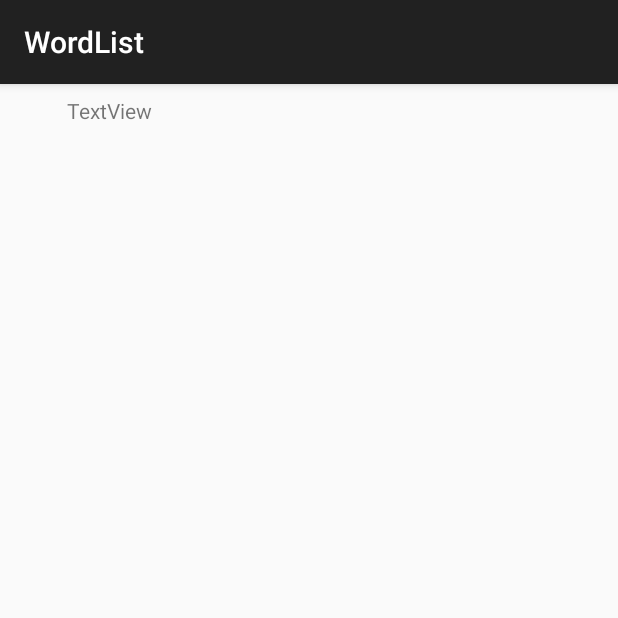
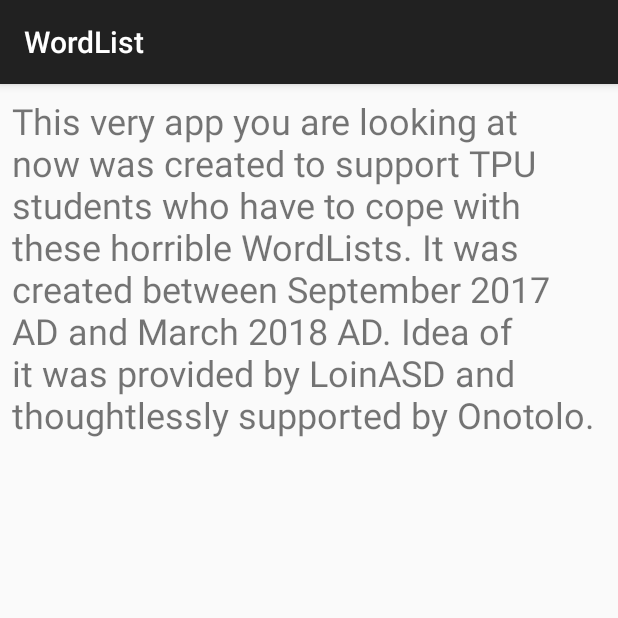
Before and after one commit to LoinASD/WordlLst, an Android app: the AboutActivity screen opened directly, with no data from a screen before it, on a phone screen of 412 x 824 dp, the top half of it. Run offline under Robolectric (Android 15) with nearby library versions, the phone set to English and light mode, and no system bars.

Commit message:
About_Text

```diff
--- a/app/src/main/AndroidManifest.xml
+++ b/app/src/main/AndroidManifest.xml
@@ -4,6 +4,8 @@
 
     <uses-permission android:name="android.permission.WRITE_EXTERNAL_STORAGE" />
     <uses-permission-sdk-23 android:name="android.permission.WRITE_EXTERNAL_STORAGE"/>
+
+    <uses-permission-sdk-23 android:name="android.permission.WRITE_EXTERNAL_STORAGE" />
 
     <application
         android:allowBackup="true"
--- a/app/src/main/res/layout/activity_about.xml
+++ b/app/src/main/res/layout/activity_about.xml
@@ -8,12 +8,14 @@
 
     <TextView
         android:id="@+id/textView2"
-        android:layout_width="323dp"
-        android:layout_height="218dp"
+        android:layout_width="0dp"
+        android:layout_height="wrap_content"
         android:layout_marginEnd="8dp"
         android:layout_marginStart="8dp"
         android:layout_marginTop="8dp"
-        android:text="TextView"
+        android:minLines="3"
+        android:text="@string/app_about"
+        android:textSize="24sp"
         app:layout_constraintEnd_toEndOf="parent"
         app:layout_constraintStart_toStartOf="parent"
         app:layout_constraintTop_toTopOf="parent" />
--- a/app/src/main/res/values/strings.xml
+++ b/app/src/main/res/values/strings.xml
@@ -13,4 +13,8 @@
     <string name="navigation_drawer_open">Open navigation drawer</string>
     <string name="navigation_drawer_close">Close navigation drawer</string>
 
+    <string name="app_about">This very app you are looking at now was created to support TPU students who have to cope with these horrible WordLists.
+        It was created between September 2017 AD and March 2018 AD.
+        Idea of it was provided by LoinASD and thoughtlessly supported by Onotolo.</string>
+
 </resources>
```
